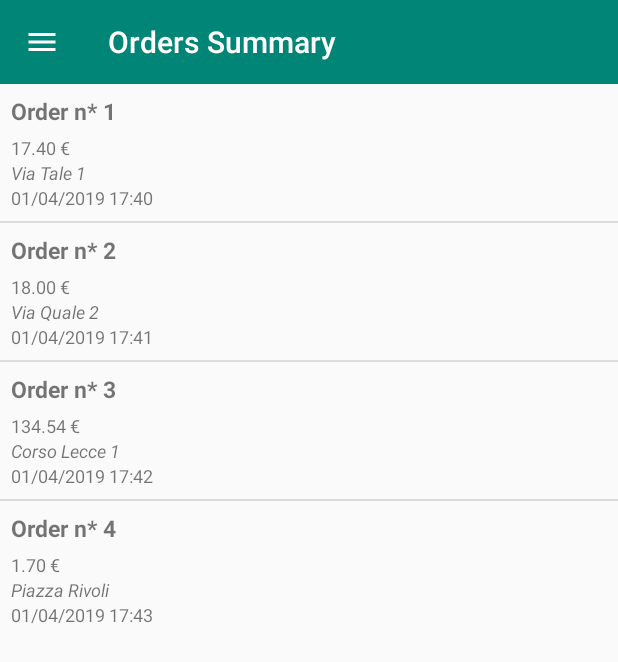
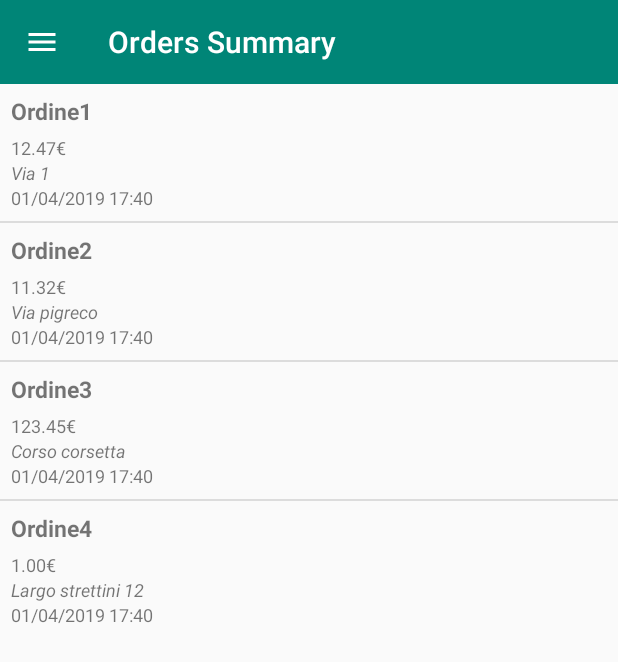
Before and after one commit to Playrom/MAD-Delivery-Project, an Android app: the OrderSummaryActivity screen opened directly, with no data from a screen before it, in the side drawer, after a tap on "Orders", on a phone screen of 412 x 824 dp. Shown: the top 662 px of the screen. Run offline under Robolectric (Android 15) with nearby library versions, the phone set to English and light mode, and no system bars.

Commit message:
Aggiunto configuratore Giorni/Orario apertura/chiusura nell'app restaurant Aggiunta scheda Order nell'abstract Aggiunta pagina degli ordini nell'app restaurant

```diff
--- /dev/null
+++ b/justorder_framework/src/main/java/it/polito/justorder_framework/OrderEntity.java
@@ -0,0 +1,83 @@
+package it.polito.justorder_framework;
+
+public class OrderEntity {
+
+        private String orderId;
+        private String user;
+        private String address;
+        private String price;
+        private String timestamp;
+        private String rider;
+
+
+    private String[] products;
+
+    public OrderEntity(String orderId, String user, String address, String price, String timestamp, String rider, String[] products) {
+        this.orderId = orderId;
+        this.user = user;
+        this.address = address;
+        this.price = price;
+        this.timestamp = timestamp;
+        this.rider = rider;
+        this.products = products;
+    }
+
+    public OrderEntity() {
+        this("", "", "", "", "", "", null);
+    }
+
+    public String getOrderId() {
+        return orderId;
+    }
+
+    public void setOrderId(String orderId) {
+        this.orderId = orderId;
+    }
+
+    public String getUser() {
+        return user;
+    }
+
+    public void setUser(String user) {
+        this.user = user;
+    }
+
+    public String getAddress() {
+        return address;
+    }
+
+    public void setAddress(String address) {
+        this.address = address;
+    }
+
+    public String getPrice() {
+        return price;
+    }
+
+    public void setPrice(String price) {
+        this.price = price;
+    }
+
+    public String getTimestamp() {
+        return timestamp;
+    }
+
+    public void setTimestamp(String timestamp) {
+        this.timestamp = timestamp;
+    }
+
+    public String getRider() {
+        return rider;
+    }
+
+    public void setRider(String rider) {
+        this.rider = rider;
+    }
+    public String[] getProducts() {
+        return products;
+    }
+
+    public void setProducts(String[] products) {
+        this.products = products;
+    }
+}
--- a/justorder_framework/src/main/res/values/strings.xml
+++ b/justorder_framework/src/main/res/values/strings.xml
@@ -13,4 +13,5 @@
     <string name="field_are_not_valid">You must provide valid data for all text field</string>
     <string name="drawer_open">Drawer Open</string>
     <string name="drawer_close">Drawer Close</string>
+    <string name="category">Category</string>
 </resources>
--- /dev/null
+++ b/justorder_restaurant/src/main/java/it/polito/justorder_restaurant/OrderDetails.java
@@ -0,0 +1,145 @@
+package it.polito.justorder_restaurant;
+
+import androidx.annotation.Nullable;
+import androidx.appcompat.app.AppCompatActivity;
+import it.polito.justorder_framework.ActivityAbstractWithToolbar;
+
+import android.app.Activity;
+import android.content.Intent;
+import android.content.SharedPreferences;
+import android.graphics.Bitmap;
+import android.graphics.BitmapFactory;
+import android.os.Bundle;
+import android.preference.PreferenceManager;
+import android.view.Menu;
+import android.view.MenuItem;
+import android.widget.EditText;
+import android.widget.ImageView;
+import android.widget.TextView;
+
+import java.util.Random;
+
+public class OrderDetails extends ActivityAbstractWithToolbar {
+
+    private String orderId, user, address, price, timestamp, rider, productString;
+    private TextView orderIdTextField, userTextField, addressTextField, priceTextField, timestampTextField, riderTextField, productsTextField;
+    private String[] products;
+
+    @Override
+    protected void onCreate(Bundle savedInstanceState) {
+        super.onCreate(savedInstanceState);
+        setContentView(R.layout.activity_order_details);
+        this.setupActivity();
+    }
+
+
+    @Override
+    protected void setupActivity() {
+        super.setupActivity();
+        //orderIdTextField = findViewById(R.id.orderIdTextField);
+        userTextField = findViewById(R.id.userTextField);
+        addressTextField = findViewById(R.id.addressTextField);
+        priceTextField = findViewById(R.id.priceTextField);
+        timestampTextField = findViewById(R.id.timestampTextField);
+        riderTextField = findViewById(R.id.riderTextField);
+        productsTextField = findViewById(R.id.productsTextField);
+        this.reloadData();
+    }
+
+
+
+    @Override
+    protected void reloadData() {
+        super.reloadData();
+        Intent i = getIntent();
+        this.orderId = i.getStringExtra("orderId");
+        this.user = i.getStringExtra("user");
+        this.address = i.getStringExtra("address");
+        this.price = i.getStringExtra("price");
+        this.timestamp = i.getStringExtra("timestamp");
+        this.rider = i.getStringExtra("rider");
+        this.products = i.getStringArrayExtra("products");
+
+        this.reloadViews();
+    }
+
+    @Override
+    protected void reloadViews() {
+        super.reloadViews();
+        //orderIdTextField.setText(this.orderId);
+        userTextField.setText(this.user);
+        addressTextField.setText(this.address);
+        priceTextField.setText(this.price);
+        timestampTextField.setText(this.timestamp);
+        riderTextField.setText(this.rider);
+        productString = createProductString();
+        productsTextField.setText(this.productString);
+
+
+        if(this.orderId != null){
+            this.actionBar.setTitle(this.orderId);
+        }
+    }
+
+    private String createProductString() {
+
+        int maxIndex = products.length;
+        int i = 0;
+        String productString = "";
+        for(i=0; i<maxIndex; i++){
+            productString += products[i] + "\n";
+        }
+
+        return productString;
+    }
+
+    @Override
+    public boolean onCreateOptionsMenu(Menu menu) {
+        getMenuInflater().inflate(R.menu.activity_product_menu, menu);
+        return true;
+    }
+
+
+    @Override
+    public boolean onSupportNavigateUp() {
+        Intent returnIntent = new Intent();
+        returnIntent.putExtra("orderId", this.orderId);
+        returnIntent.putExtra("user", this.user);
+        returnIntent.putExtra("address", this.address);
+        returnIntent.putExtra("price", this.price);
+        returnIntent.putExtra("timestamp", this.timestamp);
+        returnIntent.putExtra("rider", this.rider);
+        returnIntent.putExtra("products", this.products);
+
+
+        setResult(Activity.RESULT_OK, returnIntent);
+        onBackPressed();
+        return true;
+    }
+
+    @Override
+    protected void onSaveInstanceState(Bundle outState) {
+        super.onSaveInstanceState(outState);
+        outState.putString("orderId", orderId);
+        outState.putString("user", user);
+        outState.putString("address", address);
+        outState.putString("price", price);
+        outState.putString("timestamp", timestamp);
+        outState.putString("rider", rider);
+        outState.putString("products", productString);
+    }
+
+    @Override
+    protected void onRestoreInstanceState(Bundle savedInstanceState) {
+        super.onRestoreInstanceState(savedInstanceState);
+        orderId = savedInstanceState.getString("orderId");
+        user = savedInstanceState.getString("user");
+        address = savedInstanceState.getString("address");
+        price = savedInstanceState.getString("price");
+        timestamp = savedInstanceState.getString("timestamp");
+        rider = savedInstanceState.getString("rider");
+        productString = savedInstanceState.getString("products");
+
+        reloadViews();
+    }
+}
--- a/justorder_restaurant/src/main/java/it/polito/justorder_restaurant/OrderSummaryActivity.java
+++ b/justorder_restaurant/src/main/java/it/polito/justorder_restaurant/OrderSummaryActivity.java
@@ -1,13 +1,19 @@
 package it.polito.justorder_restaurant;
 
 import it.polito.justorder_framework.ActivityAbstractWithSideNav;
+import it.polito.justorder_framework.OrderEntity;
+import it.polito.justorder_framework.ProductEntity;
 
+import android.content.Intent;
 import android.os.Bundle;
 import android.view.View;
 import android.view.ViewGroup;
+import android.widget.AdapterView;
 import android.widget.BaseAdapter;
 import android.widget.ListView;
 import android.widget.TextView;
+
+import java.util.ArrayList;
 
 
 public class OrderSummaryActivity extends ActivityAbstractWithSideNav {
@@ -15,10 +21,17 @@ public class OrderSummaryActivity extends ActivityAbstractWithSideNav {
     protected ListView listView;
     protected BaseAdapter adapter;
 
-    String[] order_id = {"Order n* 1", "Order n* 2", "Order n* 3", "Order n* 4"};
-    String[] address = {"Via Tale 1", "Via Quale 2", "Corso Lecce 1", "Piazza Rivoli"};
-    String[] amount = {"17.40 €", "18.00 €", "134.54 €", "1.70 €"};
-    String[] timestamp = {"01/04/2019 17:40", "01/04/2019 17:41", "01/04/2019 17:42", "01/04/2019 17:43"};
+    String[] order1 = {"Margherita", "Coca Cola"};
+    String[] order2 = {"Hamburger", "Pizza", "Fanta", "Tiramisù"};
+    String[] order3 = {"Pollo"};
+    String[] order4 = {"Cheeseburger", "Lattina", "Bologna", "Chievoverona"};
+
+    ArrayList<OrderEntity> orders = new ArrayList<OrderEntity>() {{
+        add(new OrderEntity("Ordine1", "daniele", "Via 1", "12.47€", "01/04/2019 17:40", "julio cesar", order1));
+        add(new OrderEntity("Ordine2", "giorgio", "Via pigreco", "11.32€", "01/04/2019 17:40", "maicon", order2));
+        add(new OrderEntity("Ordine3", "davide", "Corso corsetta", "123.45€", "01/04/2019 17:40", "samuel", order3));
+        add(new OrderEntity("Ordine4", "marco", "Largo strettini 12", "1.00€", "01/04/2019 17:40", "lucio", order4));
+    }};
 
     @Override
     protected void onCreate(Bundle savedInstanceState) {
@@ -32,6 +45,21 @@ public class OrderSummaryActivity extends ActivityAbstractWithSideNav {
         super.setupActivity();
         this.listView = findViewById(R.id.order_list);
         this.routeHandler = new ResturantActivityWithSideNav();
+        this.listView.setOnItemClickListener(new AdapterView.OnItemClickListener() {
+            @Override
+            public void onItemClick(AdapterView<?> parent, View view, int position, long id) {
+                OrderEntity entry= (OrderEntity) parent.getAdapter().getItem(position);
+                Intent intent = new Intent(OrderSummaryActivity.this, OrderDetails.class);
+                intent.putExtra("orderId", entry.getOrderId());
+                intent.putExtra("user", entry.getUser());
+                intent.putExtra("address", entry.getAddress());
+                intent.putExtra("price", entry.getPrice());
+                intent.putExtra("timestamp", entry.getTimestamp());
+                intent.putExtra("rider", entry.getRider());
+                intent.putExtra("products", entry.getProducts());
+                startActivityForResult(intent, 1);
+            }
+        });
         this.reloadData();
     }
 
@@ -47,12 +75,12 @@ public class OrderSummaryActivity extends ActivityAbstractWithSideNav {
         this.adapter = new BaseAdapter() {
             @Override
             public int getCount() {
-                return order_id.length;
+                return orders.size();
             }
 
             @Override
             public Object getItem(int position) {
-                return order_id[position];
+                return orders.get(position);
             }
 
             @Override
@@ -65,10 +93,11 @@ public class OrderSummaryActivity extends ActivityAbstractWithSideNav {
                 if(convertView == null) {
                     convertView = getLayoutInflater().inflate(R.layout.order_adapter, parent, false);
                 }
-                ((TextView)convertView.findViewById(R.id.order_id)).setText(order_id[position]);
-                ((TextView)convertView.findViewById(R.id.amount)).setText(amount[position]);
-                ((TextView)convertView.findViewById(R.id.address)).setText(address[position]);
-                ((TextView)convertView.findViewById(R.id.timestamp)).setText(timestamp[position]);
+                OrderEntity order = orders.get(position);
+                ((TextView)convertView.findViewById(R.id.order_id)).setText(order.getOrderId());
+                ((TextView)convertView.findViewById(R.id.amount)).setText(order.getPrice());
+                ((TextView)convertView.findViewById(R.id.address)).setText(order.getAddress());
+                ((TextView)convertView.findViewById(R.id.timestamp)).setText(order.getTimestamp());
                 return convertView;
             }
         };
```
Also changed, not shown: justorder_restaurant/src/main/AndroidManifest.xml (+4 -3 lines), justorder_restaurant/src/main/res/layout/activity_order_details.xml (added, +113 -0 lines), justorder_restaurant/src/main/res/values/strings.xml (+6 -1 lines).
